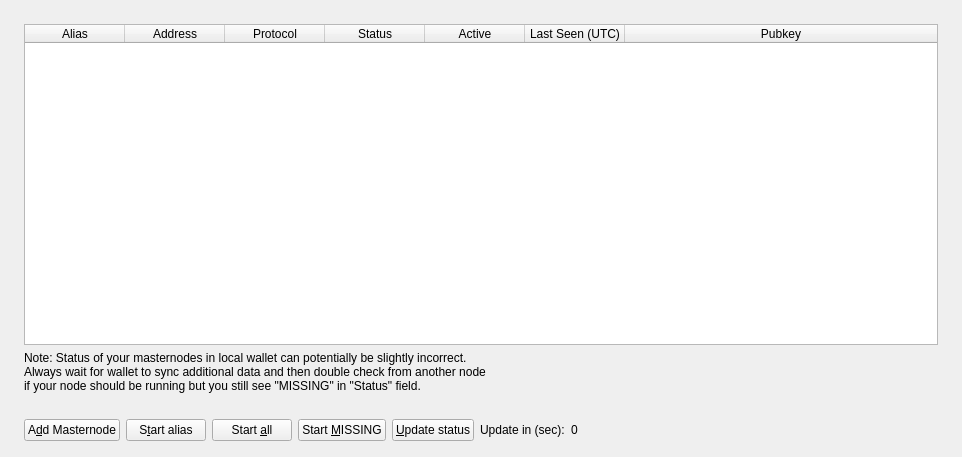
Qt form src/qt/forms/masternodelist.ui (Test-Coin/TestCoin) before a commit.
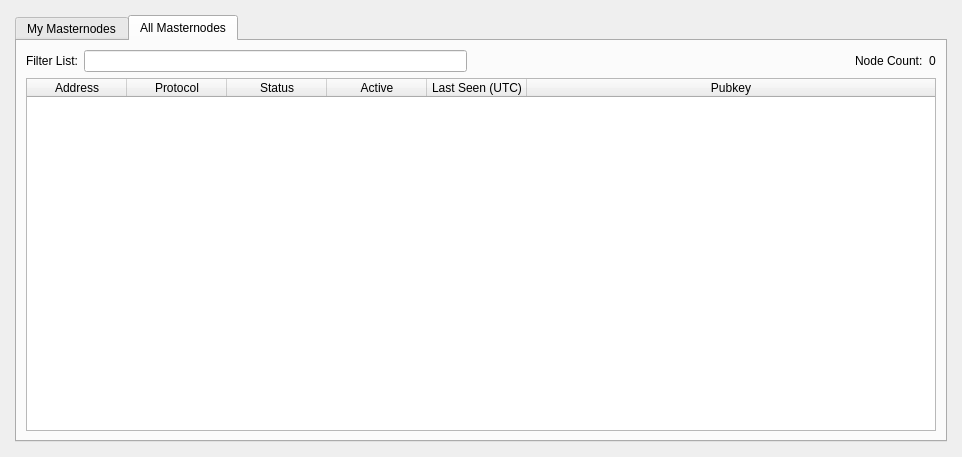
The same form after that commit. The open tabs and pages were chosen to show the change.

Commit message: Node Fix / MN tab added

The edit to the form file:
```diff
--- a/src/qt/forms/masternodelist.ui
+++ b/src/qt/forms/masternodelist.ui
@@ -91,7 +91,17 @@
               <number>2</number>
              </property>
              <item row="0" column="0">
-              <widget class="QFrame" name="frameList">
+                            <widget class="QTabWidget" name="tabAllMasternode">
+                              <property name="tabPosition">
+                                <enum>QTabWidget::North</enum>
+                              </property>
+                              <property name="currentIndex">
+                                <number>0</number>
+                              </property>
+                              <widget class="QWidget" name="myMasternodeList" native="true">
+                                <attribute name="title">
+                                  <string>My Masternodes</string>
+                                </attribute>
                <layout class="QVBoxLayout" name="verticalLayout_2">
                 <property name="bottomMargin">
                  <number>1</number>
@@ -278,7 +288,7 @@
                   <item>
                    <widget class="QLabel" name="autoupdate_label">
                     <property name="text">
-                     <string>Update in (sec):</string>
+                                            <string>Status will be updated automatically in (sec):</string>
                     </property>
                    </widget>
                   </item>
@@ -305,6 +315,165 @@
                  </layout>
                 </item>
                </layout>
+                              </widget>
+                              <widget class="QWidget" name="allMasternodeList">
+                                <attribute name="title">
+                                  <string>All Masternodes</string>
+                                </attribute>
+                                <layout class="QVBoxLayout" name="verticalLayout_5">
+                                  <item>
+
+                                    <layout class="QHBoxLayout" name="horizontalLayout_4">
+                                      <property name="bottomMargin">
+                                        <number>0</number>
+                                      </property>
+                                      <item>
+                                        <widget class="QLabel" name="filterListLb">
+                                          <property name="text">
+                                            <string>Filter List:</string>
+                                          </property>
+                                        </widget>
+                                      </item>
+                                      <item>
+                                        <widget class="QLineEdit" name="filterTextBox">
+                                          <property name="toolTip">
+                                            <string>Filter masternode list</string>
+                                          </property>
+                                        </widget>
+                                      </item>
+                                      <item>
+                                        <spacer name="horizontalSpacer_4">
+                                          <property name="orientation">
+                                            <enum>Qt::Horizontal</enum>
+                                          </property>
+                                          <property name="sizeHint" stdset="0">
+                                            <size>
+                                              <width>10</width>
+                                              <height>20</height>
+                                            </size>
+                                          </property>
+                                        </spacer>
+                                      </item>
+                                      <item>
+                                        <widget class="QLabel" name="nodeCountLb">
+                                          <property name="text">
+                                            <string>Node Count:</string>
+                                          </property>
+                                        </widget>
+                                      </item>
+                                      <item>
+                                        <widget class="QLabel" name="nodeCount">
+                                          <property name="text">
+                                            <string>0</string>
+                                          </property>
+                                        </widget>
+                                      </item>
+                                    </layout>
+                                  </item>
+                                  <item>
+                                    <widget class="QTableWidget" name="tableWidgetAllMasternodes">
+                                      <property name="minimumSize">
+                                        <size>
+                                          <width>695</width>
+                                          <height>0</height>
+                                        </size>
+                                      </property>
+                                      <property name="palette">
+                                        <palette>
+                                          <active>
+                                            <colorrole role="Text">
+                                              <brush brushstyle="SolidPattern">
+                                                <color alpha="255">
+                                                  <red>51</red>
+                                                  <green>51</green>
+                                                  <blue>51</blue>
+                                                </color>
+                                              </brush>
+                                            </colorrole>
+                                          </active>
+                                          <inactive>
+                                            <colorrole role="Text">
+                                              <brush brushstyle="SolidPattern">
+                                                <color alpha="255">
+                                                  <red>51</red>
+                                                  <green>51</green>
+                                                  <blue>51</blue>
+                                                </color>
+                                              </brush>
+                                            </colorrole>
+                                          </inactive>
+                                          <disabled>
+                                            <colorrole role="Text">
+                                              <brush brushstyle="SolidPattern">
+                                                <color alpha="255">
+                                                  <red>85</red>
+                                                  <green>85</green>
+                                                  <blue>85</blue>
+                                                </color>
+                                              </brush>
+                                            </colorrole>
+                                          </disabled>
+                                        </palette>
+                                      </property>
+                                      <property name="editTriggers">
+                                        <set>QAbstractItemView::NoEditTriggers</set>
+                                      </property>
+                                      <property name="alternatingRowColors">
+                                        <bool>true</bool>
+                                      </property>
+                                      <property name="selectionMode">
+                                        <enum>QAbstractItemView::SingleSelection</enum>
+                                      </property>
+                                      <property name="selectionBehavior">
+                                        <enum>QAbstractItemView::SelectRows</enum>
+                                      </property>
+                                      <property name="sortingEnabled">
+                                        <bool>true</bool>
+                                      </property>
+                                      <attribute name="horizontalHeaderStretchLastSection">
+                                        <bool>true</bool>
+                                      </attribute>
+                                      <column>
+                                        <property name="text">
+                                          <string>Address</string>
+                                        </property>
+                                      </column>
+                                      <column>
+                                        <property name="text">
+                                          <string>Protocol</string>
+                                        </property>
+                                      </column>
+                                      <column>
+                                        <property name="text">
+                                          <string>Status</string>
+                                        </property>
+                                      </column>
+                                      <column>
+                                        <property name="text">
+                                          <string>Active</string>
+                                        </property>
+                                      </column>
+                                      <column>
+                                        <property name="text">
+                                          <string>Last Seen (UTC)</string>
+                                        </property>
+                                      </column>
+                                      <column>
+                                        <property name="text">
+                                          <string>Pubkey</string>
+                                        </property>
+                                      </column>
+                                    </widget>
+                                  </item>
+                                </layout>
+                                  <zorder>label_count</zorder>
+                                  <zorder>countLabel</zorder>
+                                  <zorder>horizontalSpacer_3</zorder>
+                                  <zorder>filterLineEdit</zorder>
+                                  <zorder>label_filter</zorder>
+                                  <zorder>tableWidgetAllMasternodes</zorder>
+                                  <zorder>layoutWidget</zorder>
+                                </widget>
               </widget>
              </item>
             </layout>
```
Left out of the diff: 14 changed lines with no effect on the pictures. Lines whose indentation alone changed are shown as unchanged. The commit also changes 3 other files.
